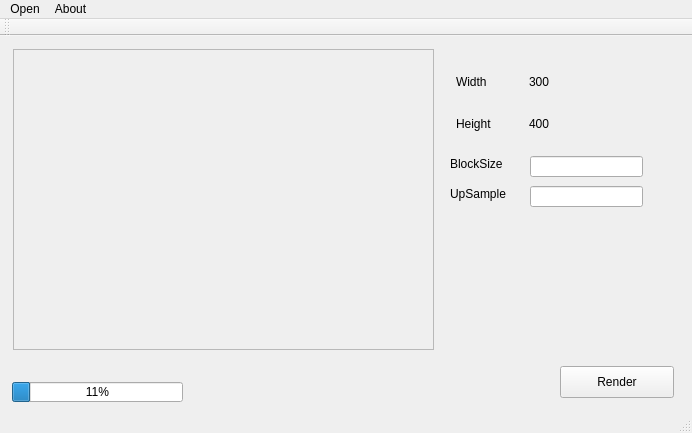
Above: src/mainwindow.ui from dalewzm/IceRayTracer before the change. Below: the same form after it.
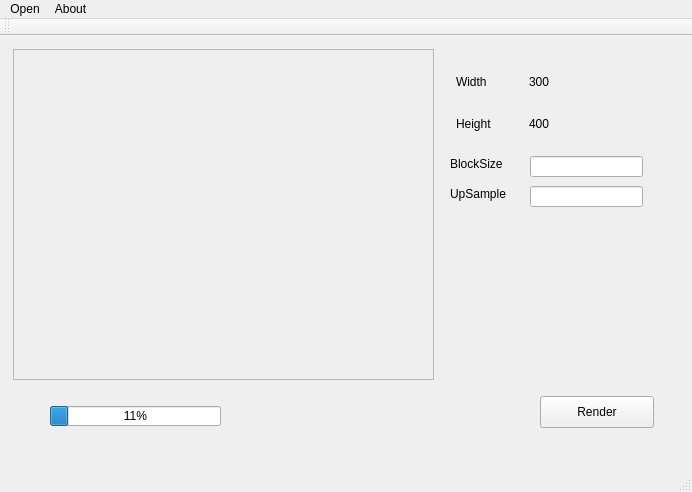
That is the form after the change.

```diff
--- a/src/mainwindow.ui
+++ b/src/mainwindow.ui
@@ -7,7 +7,7 @@
     <x>0</x>
     <y>0</y>
     <width>692</width>
-    <height>433</height>
+    <height>492</height>
    </rect>
   </property>
   <property name="windowTitle">
@@ -20,7 +20,7 @@
       <x>13</x>
       <y>13</y>
       <width>421</width>
-      <height>301</height>
+      <height>331</height>
      </rect>
     </property>
     <property name="sizePolicy">
@@ -38,18 +38,24 @@
        <x>0</x>
        <y>0</y>
        <width>419</width>
-       <height>299</height>
+       <height>329</height>
       </rect>
      </property>
      <widget class="QLabel" name="resultLabel">
       <property name="geometry">
        <rect>
         <x>20</x>
-        <y>25</y>
+        <y>15</y>
         <width>361</width>
-        <height>261</height>
+        <height>301</height>
        </rect>
       </property>
+      <property name="sizePolicy">
+       <sizepolicy hsizetype="Expanding" vsizetype="Expanding">
+        <horstretch>0</horstretch>
+        <verstretch>0</verstretch>
+       </sizepolicy>
+      </property>
       <property name="text">
        <string/>
       </property>
@@ -78,8 +84,8 @@
    <widget class="QPushButton" name="playButton">
     <property name="geometry">
      <rect>
-      <x>560</x>
-      <y>330</y>
+      <x>540</x>
+      <y>360</y>
       <width>114</width>
       <height>32</height>
      </rect>
@@ -91,8 +97,8 @@
    <widget class="QProgressBar" name="progressBar">
     <property name="geometry">
      <rect>
-      <x>12</x>
-      <y>346</y>
+      <x>50</x>
+      <y>370</y>
       <width>171</width>
       <height>20</height>
      </rect>
```
Left out of the diff: 15 changed lines with no effect on the pictures.
